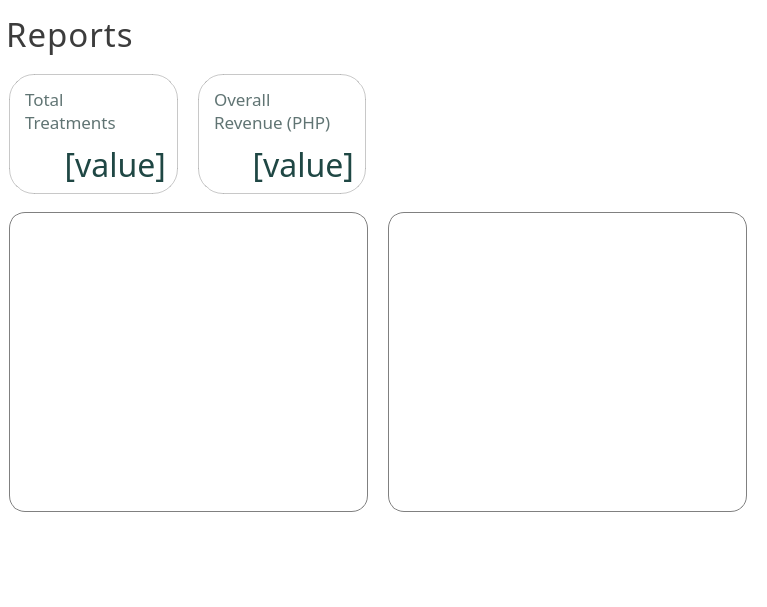
Qt form ui/PageReports.ui (karlito20/AdoraFlowProject) before a commit.
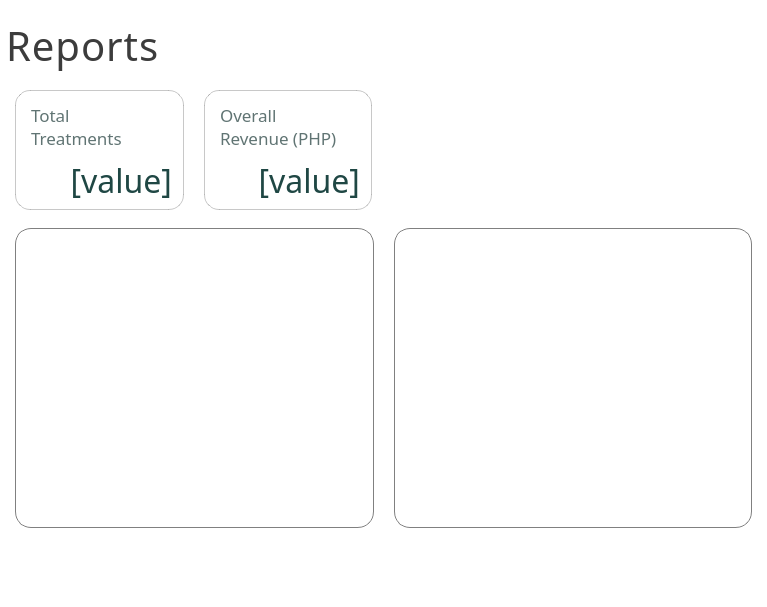
The same form after that commit.

Patch:
```diff
--- a/ui/PageReports.ui
+++ b/ui/PageReports.ui
@@ -490,38 +490,23 @@
   </property>
   <layout class="QVBoxLayout" name="verticalLayout">
    <property name="leftMargin">
-    <number>0</number>
-   </property>
-   <item>
-    <widget class="QWidget" name="header_container" native="true">
-     <property name="maximumSize">
-      <size>
-       <width>16777215</width>
-       <height>48</height>
-      </size>
-     </property>
-     <layout class="QVBoxLayout" name="verticalLayout_2">
-      <property name="spacing">
-       <number>0</number>
-      </property>
-      <property name="leftMargin">
        <number>6</number>
       </property>
       <property name="topMargin">
-       <number>0</number>
+    <number>18</number>
       </property>
       <property name="rightMargin">
        <number>6</number>
       </property>
       <property name="bottomMargin">
-       <number>0</number>
+    <number>18</number>
       </property>
       <item>
        <widget class="QLabel" name="header_label">
         <property name="font">
          <font>
           <family>Slate Medium</family>
-          <pointsize>25</pointsize>
+       <pointsize>30</pointsize>
          </font>
         </property>
         <property name="styleSheet">
@@ -535,9 +520,6 @@
         </property>
        </widget>
       </item>
-     </layout>
-    </widget>
-   </item>
    <item>
     <widget class="QWidget" name="body_container" native="true">
      <property name="maximumSize">
@@ -579,8 +561,9 @@
         <property name="styleSheet">
          <string notr="true">#card1,  #card2 {
 	border: 1px solid rgba(100, 100, 100, 90);
-	border-radius: 25px;
+	border-radius: 15px;
 	background: white;
+
 }
 
 #card1:hover, #card2:hover{
```
Lines whose indentation alone changed are shown as unchanged.
